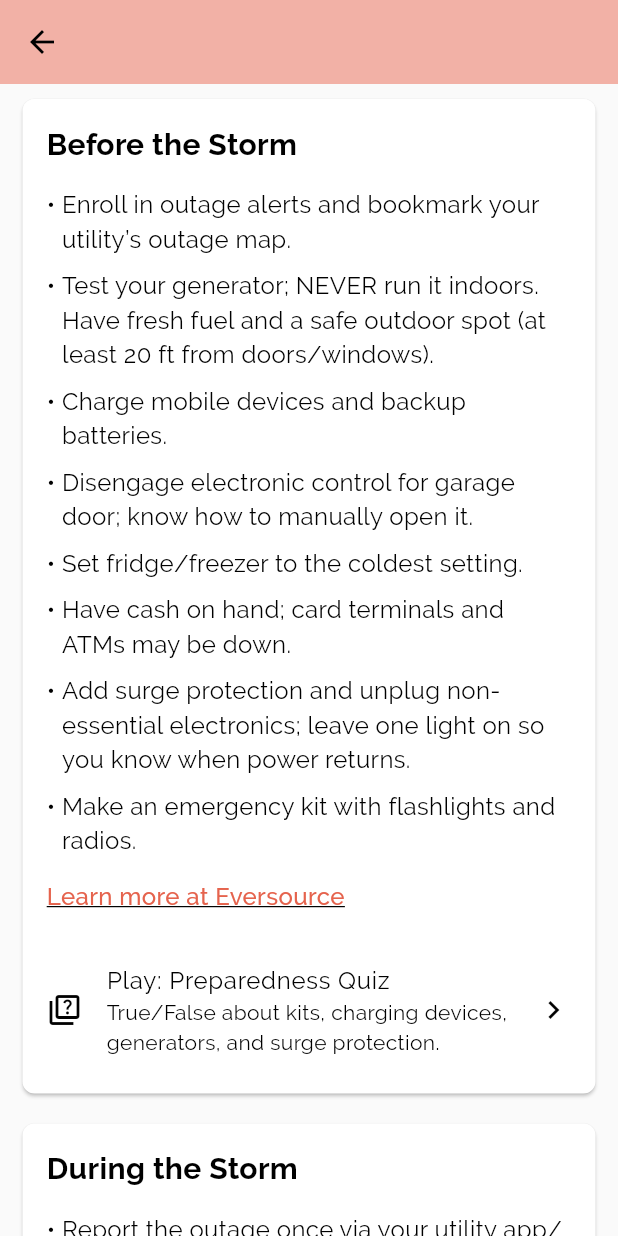
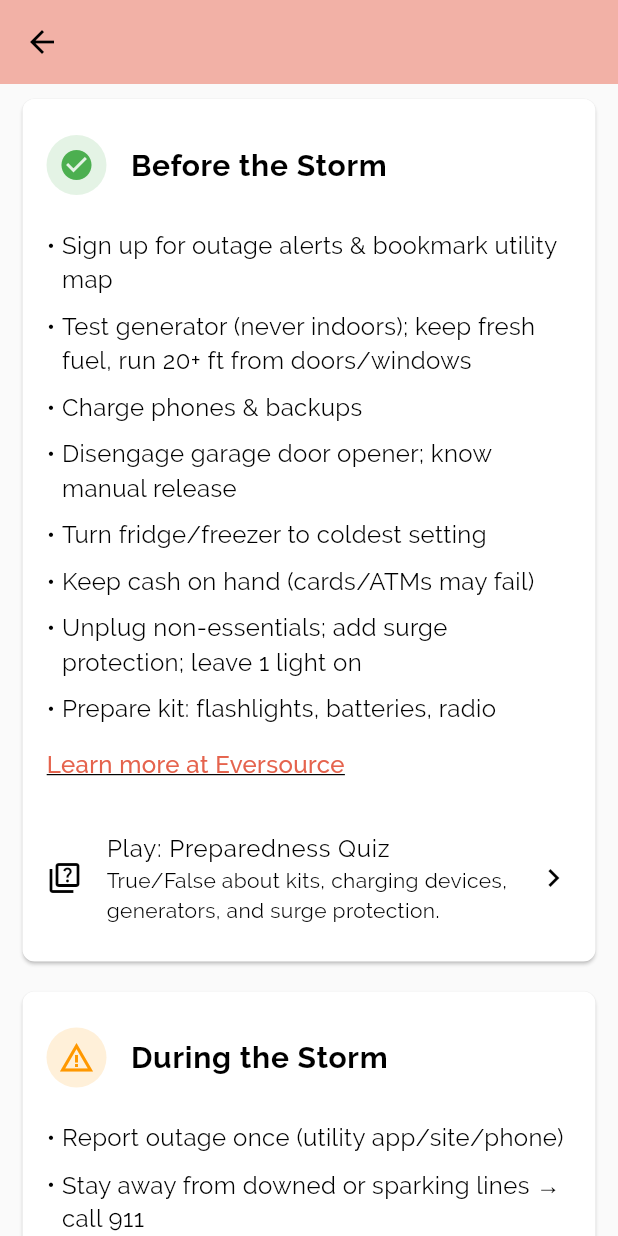
Before and after one commit to littlered964/safer-app, a Flutter app: the PowerOutage screen opened by its route, on a phone screen of 412 x 824 dp. Run offline on Flutter 3.47's test engine with Material 3 defaults, Android fonts, the phone set to English and light mode, and no system bars; our stand-ins replace bloc, device_info_plus, flutter_bloc, flutter_spinbox, flutter_swiper_null_safety, shared_preferences and 1 more; accounts and stored records are empty.

Commit message:
Updated information & added icons

```diff
--- a/lib/screens/safer_main_menu/power_outage/power_outage.dart
+++ b/lib/screens/safer_main_menu/power_outage/power_outage.dart
@@ -11,6 +11,8 @@ class PowerOutage extends StatelessWidget {
     BuildContext context, {
     required String heading,
     required List<String> tips,
+    required IconData icon,
+    Color? iconColor,
     String? link,
     // CTA config (optional)
     IconData? ctaIcon,
@@ -26,12 +28,20 @@ class PowerOutage extends StatelessWidget {
         child: Column(
           crossAxisAlignment: CrossAxisAlignment.start,
           children: [
-            Text(
-              heading,
-              style: const TextStyle(
-                fontSize: 20,
-                fontWeight: FontWeight.bold,
-                fontFamily: 'Raleway',
+            ListTile(
+              contentPadding: EdgeInsets.zero,
+              leading: CircleAvatar(
+                backgroundColor: (iconColor ?? Theme.of(context).primaryColor)
+                    .withOpacity(0.15),
+                child: Icon(icon, color: iconColor ?? Theme.of(context).primaryColor),
+              ),
+              title: Text(
+                heading,
+                style: const TextStyle(
+                  fontSize: 20,
+                  fontWeight: FontWeight.bold,
+                  fontFamily: 'Raleway',
+                ),
               ),
             ),
             const SizedBox(height: 10),
@@ -178,8 +188,7 @@ class PowerOutage extends StatelessWidget {
                 contentPadding: EdgeInsets.zero,
                 title: Text(
                   e.key,
-                  style:
-                      const TextStyle(fontSize: 16, fontFamily: 'Raleway'),
+                  style: const TextStyle(fontSize: 16, fontFamily: 'Raleway'),
                 ),
                 trailing: const Icon(Icons.open_in_new, size: 18),
                 onTap: () => launchUrl(Uri.parse(e.value)),
@@ -193,34 +202,33 @@ class PowerOutage extends StatelessWidget {
 
   @override
   Widget build(BuildContext context) {
-    // ---- Tips content (unchanged)
     final beforeStormTips = [
-      "Enroll in outage alerts and bookmark your utility’s outage map.",
-      "Test your generator; NEVER run it indoors. Have fresh fuel and a safe outdoor spot (at least 20 ft from doors/windows).",
-      "Charge mobile devices and backup batteries.",
-      "Disengage electronic control for garage door; know how to manually open it.",
-      "Set fridge/freezer to the coldest setting.",
-      "Have cash on hand; card terminals and ATMs may be down.",
-      "Add surge protection and unplug non-essential electronics; leave one light on so you know when power returns.",
-      "Make an emergency kit with flashlights and radios."
+      "Sign up for outage alerts & bookmark utility map",
+      "Test generator (never indoors); keep fresh fuel, run 20+ ft from doors/windows",
+      "Charge phones & backups",
+      "Disengage garage door opener; know manual release",
+      "Turn fridge/freezer to coldest setting",
+      "Keep cash on hand (cards/ATMs may fail)",
+      "Unplug non-essentials; add surge protection; leave 1 light on",
+      "Prepare kit: flashlights, batteries, radio",
     ];
 
     final duringStormTips = [
-      "Report the outage once via your utility app/website or by phone. Don’t assume your neighbor reported it.",
-      "Stay far away from downed or sparking lines; treat all as energized and call 9-1-1.",
-      "Use flashlights or battery lanterns—avoid candles to reduce fire risk.",
-      "Run generators OUTSIDE only, 20+ ft from openings, with exhaust pointed away. Use a transfer switch—never back-feed a home via an outlet.",
-      "Conserve phone battery (low-power mode, limit streaming) and keep one device off for backup.",
-      "Keep fridge/freezer closed: a fridge stays cold ~4 hours; a full freezer ~48 hours if unopened.",
+      "Report outage once (utility app/site/phone)",
+      "Stay away from downed or sparking lines → call 911",
+      "Use flashlights/lanterns (no candles)",
+      "Run generators outside only (20+ ft, exhaust away, transfer switch)",
+      "Conserve phone battery (low-power, limit streaming, keep 1 device off)",
+      "Keep fridge/freezer closed (fridge ~4 hrs, freezer ~48 hrs)",
     ];
 
     final afterStormTips = [
-      "Assume lines are live and report downed wires. Keep kids and pets away.",
-      "Check for electrical damage or the smell of smoke. If breakers trip repeatedly, call a licensed electrician.",
-      "Toss perishable food that was above 40°F (4°C) for over 2 hours, or if it smells/looks off.",
-      "Reset outlets and clocks; carefully power electronics back on with surge protection.",
-      "Document any damage (photos/video) before cleanup for insurance claims.",
-      "Replenish emergency supplies and fuel; review what worked and update your plan.",
+      "Assume all wires are live → report downed lines",
+      "Check for electrical damage/smoke; call electrician if breakers trip",
+      "Toss food above 40°F for 2+ hrs, or if smells/looks bad",
+      "Reset outlets/clocks; power electronics back on carefully with surge protection",
+      "Document damage (photos/video) before cleanup → insurance",
+      "Restock supplies & fuel; review what worked for next time",
     ];
 
     return Scaffold(
@@ -230,11 +238,12 @@ class PowerOutage extends StatelessWidget {
       ),
       body: ListView(
         children: [
-          // BEFORE block + game CTA (Preparedness Quiz)
           buildInfoBlock(
             context,
             heading: "Before the Storm",
             tips: beforeStormTips,
+            icon: Icons.check_circle,
+            iconColor: Colors.green,
             link:
                 "https://www.eversource.com/content/residential/outages/storm-preparedness/before-a-storm",
             ctaIcon: Icons.quiz_outlined,
@@ -244,27 +253,27 @@ class PowerOutage extends StatelessWidget {
             onPlay: () =>
                 Navigator.pushNamed(context, Routes.beforeOutageQuiz),
           ),
-
-          // DURING block + game CTA (Sorting / Safe vs Not Safe)
           buildInfoBlock(
             context,
             heading: "During the Storm",
             tips: duringStormTips,
+            icon: Icons.warning_amber,
+            iconColor: Colors.orange,
             link:
                 "https://www.eversource.com/content/residential/outages/storm-preparedness/during-a-storm",
-            ctaIcon: Icons.swap_horiz, // or Icons.swipe
+            ctaIcon: Icons.swap_horiz,
             ctaTitle: 'Play: Sort-It (During Outage)',
             ctaSubtitle:
                 'Swipe items into HELPFUL vs NON-HELPFUL (flashlights, candles, generators, etc.).',
             onPlay: () =>
                 Navigator.pushNamed(context, Routes.duringOutageSort),
           ),
-
-          // AFTER block + game CTA (Recovery Choices)
           buildInfoBlock(
             context,
             heading: "After the Storm",
             tips: afterStormTips,
+            icon: Icons.home,
+            iconColor: Colors.blue,
             link:
                 "https://www.eversource.com/content/residential/outages/storm-preparedness/after-a-storm",
             ctaIcon: Icons.bolt_outlined,
@@ -274,7 +283,6 @@ class PowerOutage extends StatelessWidget {
             onPlay: () =>
                 Navigator.pushNamed(context, Routes.afterOutageChoices),
           ),
-
           buildRestorationBlock(context),
           buildCtUtilitiesBlock(context),
         ],
```
